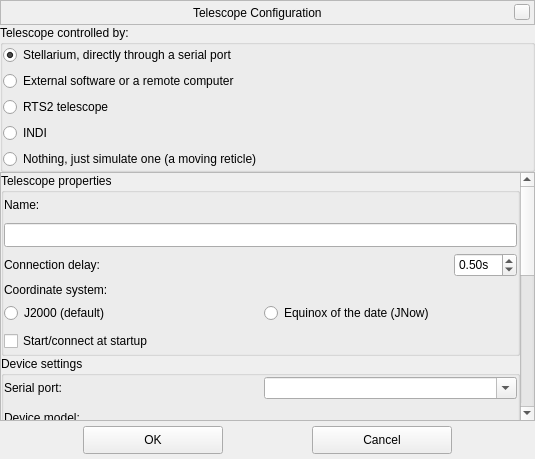
Stellarium/stellarium, file plugins/TelescopeControl/src/gui/telescopeConfigurationDialog.ui: the form before one commit.
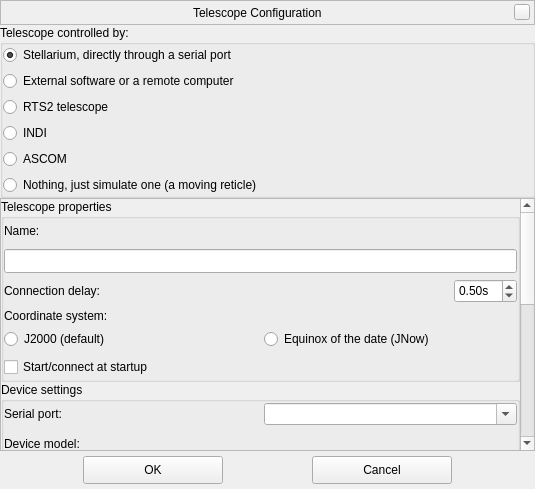
The form after the commit. Custom widgets are drawn as their Qt base class.

Commit message: Added ASCOM telescope client

Patch:
```diff
--- a/plugins/TelescopeControl/src/gui/telescopeConfigurationDialog.ui
+++ b/plugins/TelescopeControl/src/gui/telescopeConfigurationDialog.ui
@@ -10,7 +10,7 @@
     <x>0</x>
     <y>0</y>
     <width>535</width>
-    <height>459</height>
+    <height>489</height>
    </rect>
   </property>
   <property name="sizePolicy">
@@ -22,7 +22,7 @@
   <property name="minimumSize">
    <size>
     <width>400</width>
-    <height>450</height>
+    <height>480</height>
    </size>
   </property>
   <layout class="QVBoxLayout" name="_2">
@@ -241,6 +241,13 @@
         </property>
        </widget>
       </item>
+      <item>
+        <widget class="QRadioButton" name="radioButtonTelescopeASCOM">
+          <property name="text">
+            <string notr="true">ASCOM</string>
+          </property>
+        </widget>
+      </item>
       <item>
        <widget class="QRadioButton" name="radioButtonTelescopeVirtual">
         <property name="sizePolicy">
@@ -946,6 +953,12 @@
    <header>TelescopeClientINDIWidget.hpp</header>
    <container>1</container>
   </customwidget>
+  <customwidget>
+   <class>TelescopeClientASCOMWidget</class>
+   <extends>QWidget</extends>
+   <header>TelescopeClientASCOMWidget.hpp</header>
+   <container>1</container>
+  </customwidget>
  </customwidgets>
  <tabstops>
   <tabstop>radioButtonTelescopeLocal</tabstop>
```
Left out of the diff: 3 changed lines with no effect on the pictures. The commit also changes 21 other files.
